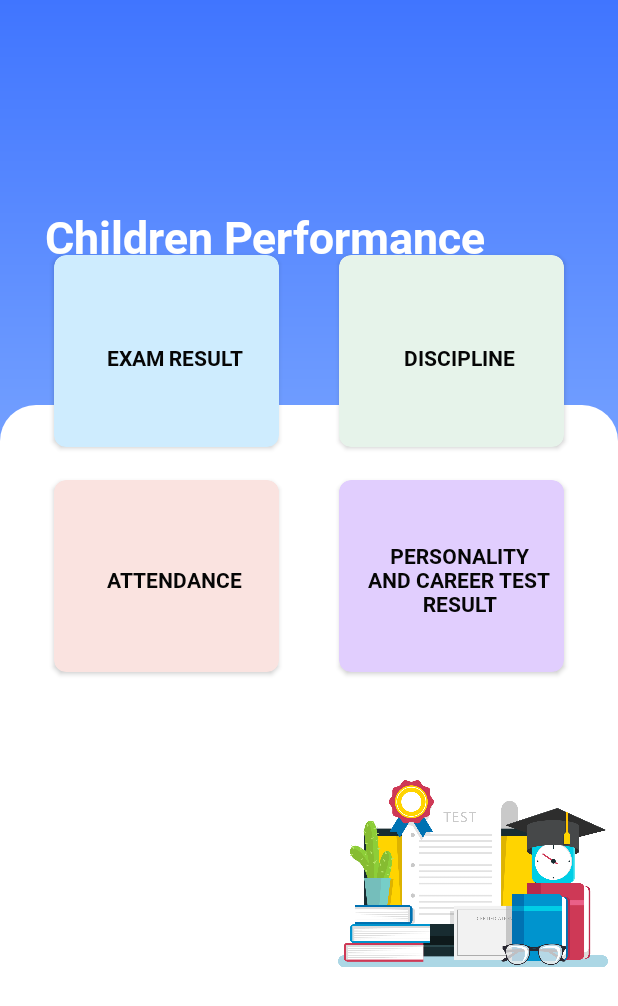
After one commit to infinitesekai/MySekolah, an Android app: the child_performance screen opened directly, with no data from a screen before it, on a phone screen of 412 x 824 dp. The commit adds this screen. Shown: the top 1006 px of the screen. Run offline under Robolectric (Android 15) with nearby library versions, the phone set to English and light mode, and no system bars.

Commit message:
add childeren performance page and enrollment page

```diff
--- a/MySekolah/app/src/main/AndroidManifest.xml
+++ b/MySekolah/app/src/main/AndroidManifest.xml
@@ -9,6 +9,8 @@
         android:roundIcon="@mipmap/ic_launcher_round"
         android:supportsRtl="true"
         android:theme="@style/Theme.MySekolah">
+        <activity android:name=".child_performance"></activity>
+        <activity android:name=".PreSchoolApp" />
         <activity android:name=".NotificationPage" />
         <activity android:name=".ProfilePage" />
         <activity android:name=".HomePage" />
--- /dev/null
+++ b/MySekolah/app/src/main/java/com/example/mysekolah/child_performance.java
@@ -0,0 +1,14 @@
+package com.example.mysekolah;
+
+import androidx.appcompat.app.AppCompatActivity;
+
+import android.os.Bundle;
+
+public class child_performance extends AppCompatActivity {
+
+    @Override
+    protected void onCreate(Bundle savedInstanceState) {
+        super.onCreate(savedInstanceState);
+        setContentView(R.layout.activity_child_performance);
+    }
+}
--- /dev/null
+++ b/MySekolah/app/src/main/res/layout/activity_child_performance.xml
@@ -0,0 +1,240 @@
+<?xml version="1.0" encoding="utf-8"?>
+<RelativeLayout xmlns:android="http://schemas.android.com/apk/res/android"
+    xmlns:app="http://schemas.android.com/apk/res-auto"
+    xmlns:tools="http://schemas.android.com/tools"
+    android:layout_width="match_parent"
+    android:layout_height="match_parent"
+    tools:context=".child_performance"
+    android:background="@drawable/bg_gradient">
+
+    <androidx.constraintlayout.widget.ConstraintLayout
+        android:layout_width="match_parent"
+        android:layout_height="match_parent"
+        android:layout_above="@+id/bg_round_rec">
+
+        <TextView
+            android:layout_width="wrap_content"
+            android:layout_height="wrap_content"
+            android:layout_marginStart="30dp"
+            android:layout_marginTop="40dp"
+            android:layout_marginEnd="266dp"
+            android:fontFamily="@font/robotobold"
+            android:text="Children Performance"
+            android:textColor="@color/white"
+            android:textSize="30dp"
+            app:layout_constraintBottom_toBottomOf="parent"
+            app:layout_constraintEnd_toEndOf="parent"
+            app:layout_constraintHorizontal_bias="0.0"
+            app:layout_constraintStart_toStartOf="parent"
+            app:layout_constraintTop_toTopOf="parent"
+            app:layout_constraintVertical_bias="0.515" />
+
+
+    </androidx.constraintlayout.widget.ConstraintLayout>
+
+    <View
+        android:id="@+id/bg_round_rec"
+        android:layout_width="match_parent"
+        android:layout_height="620dp"
+        android:layout_alignParentBottom="true"
+        android:layout_centerVertical="true"
+        android:layout_marginBottom="-66dp"
+        android:background="@drawable/bg_round_rec" />
+
+
+    <androidx.appcompat.widget.LinearLayoutCompat
+        android:layout_width="match_parent"
+        android:layout_height="wrap_content"
+        android:layout_marginTop="150dp"
+        android:gravity="center_horizontal"
+        android:orientation="horizontal"
+        android:weightSum="3"
+        app:layout_constraintEnd_toEndOf="parent"
+        app:layout_constraintStart_toStartOf="parent"
+        >
+
+        <androidx.cardview.widget.CardView
+            android:id="@+id/ExamResultCard"
+            android:layout_width="150dp"
+            android:layout_height="128dp"
+            android:layout_margin="20dp"
+            android:clickable="true"
+            android:elevation="12dp"
+            android:focusable="true"
+            android:foreground="?android:attr/selectableItemBackground"
+            app:cardCornerRadius="8dp"
+            app:cardBackgroundColor="@color/lightBlue"
+            >
+            <androidx.constraintlayout.widget.ConstraintLayout
+                android:layout_width="match_parent"
+                android:layout_height="match_parent">
+
+
+                <TextView
+                    android:id="@+id/examtext"
+                    android:layout_width="match_parent"
+                    android:layout_height="wrap_content"
+                    android:layout_marginStart="10dp"
+                    android:layout_marginBottom="50dp"
+                    android:fontFamily="@font/robotobold"
+                    android:gravity="center_horizontal"
+                    android:text="Exam Result"
+                    android:textAlignment="center"
+                    android:textAllCaps="true"
+                    android:textColor="@color/black"
+                    android:textSize="14sp"
+                    android:textStyle="bold"
+                    app:layout_constraintBottom_toBottomOf="parent"
+                    app:layout_constraintEnd_toEndOf="parent"
+                    app:layout_constraintStart_toStartOf="parent" />
+
+            </androidx.constraintlayout.widget.ConstraintLayout>
+        </androidx.cardview.widget.CardView>
+
+
+        <androidx.cardview.widget.CardView
+            android:id="@+id/DisciplineCard"
+            android:layout_width="150dp"
+            android:layout_height="128dp"
+            android:layout_margin="20dp"
+            android:clickable="true"
+            android:elevation="12dp"
+            android:focusable="true"
+            android:foreground="?android:attr/selectableItemBackground"
+            app:cardCornerRadius="8dp"
+            app:cardBackgroundColor="@color/lightGreen">
+            <androidx.constraintlayout.widget.ConstraintLayout
+                android:layout_width="match_parent"
+                android:layout_height="match_parent">
+
+                <TextView
+                    android:id="@+id/disciplinetext"
+                    android:layout_width="match_parent"
+                    android:layout_height="wrap_content"
+                    android:layout_marginStart="10dp"
+                    android:layout_marginBottom="50dp"
+                    android:fontFamily="@font/robotobold"
+                    android:gravity="center_horizontal"
+                    android:text="Discipline"
+                    android:textAlignment="center"
+                    android:textAllCaps="true"
+                    android:textColor="@color/black"
+                    android:textSize="14sp"
+                    android:textStyle="bold"
+                    app:layout_constraintBottom_toBottomOf="parent"
+                    app:layout_constraintEnd_toEndOf="parent"
+                    app:layout_constraintHorizontal_bias="1.0"
+                    app:layout_constraintStart_toStartOf="parent" />
+
+            </androidx.constraintlayout.widget.ConstraintLayout>
+        </androidx.cardview.widget.CardView>
+
+    </androidx.appcompat.widget.LinearLayoutCompat>
+
+    <androidx.appcompat.widget.LinearLayoutCompat
+        android:layout_width="match_parent"
+        android:layout_height="wrap_content"
+        android:layout_marginTop="300dp"
+        android:gravity="center_horizontal"
+        android:orientation="horizontal"
+        android:weightSum="3"
+        app:layout_constraintEnd_toEndOf="parent"
+        app:layout_constraintStart_toStartOf="parent"
+        >
+
+        <androidx.cardview.widget.CardView
+            android:id="@+id/AttendanceCard"
+            android:layout_width="150dp"
+            android:layout_height="128dp"
+            android:layout_margin="20dp"
+            android:clickable="true"
+            android:elevation="12dp"
+            android:focusable="true"
+            android:foreground="?android:attr/selectableItemBackground"
+            app:cardCornerRadius="8dp"
+            app:cardBackgroundColor="@color/lightPink"
+            >
+            <androidx.constraintlayout.widget.ConstraintLayout
+                android:layout_width="match_parent"
+                android:layout_height="match_parent">
+
+
+                <TextView
+                    android:id="@+id/attendancetext"
+                    android:layout_width="match_parent"
+                    android:layout_height="wrap_content"
+                    android:layout_marginStart="10dp"
+                    android:layout_marginBottom="52dp"
+                    android:fontFamily="@font/robotobold"
+                    android:gravity="center_horizontal"
+                    android:text="Attendance"
+                    android:textAlignment="center"
+                    android:textAllCaps="true"
+                    android:textColor="@color/black"
+                    android:textSize="14sp"
+                    android:textStyle="bold"
+                    app:layout_constraintBottom_toBottomOf="parent"
+                    app:layout_constraintEnd_toEndOf="parent"
+                    app:layout_constraintStart_toStartOf="parent" />
+
+            </androidx.constraintlayout.widget.ConstraintLayout>
+        </androidx.cardview.widget.CardView>
+
+
+        <androidx.cardview.widget.CardView
+            android:id="@+id/PersonalityCard"
+            android:layout_width="150dp"
+            android:layout_height="128dp"
+            android:layout_margin="20dp"
+            android:clickable="true"
+            android:elevation="12dp"
+            android:focusable="true"
+            android:foreground="?android:attr/selectableItemBackground"
+            app:cardCornerRadius="8dp"
+            app:cardBackgroundColor="@color/lightPurple">
+            <androidx.constraintlayout.widget.ConstraintLayout
+                android:layout_width="match_parent"
+                android:layout_height="match_parent">
+
+                <TextView
+                    android:id="@+id/personalitytext"
+                    android:layout_width="match_parent"
+                    android:layout_height="wrap_content"
+                    android:layout_marginStart="10dp"
+                    android:layout_marginBottom="36dp"
+                    android:fontFamily="@font/robotobold"
+                    android:gravity="center_horizontal"
+                    android:text="Personality and Career Test Result"
+                    android:textAlignment="center"
+                    android:textAllCaps="true"
+                    android:textColor="@color/black"
+                    android:textSize="14sp"
+                    android:textStyle="bold"
+                    app:layout_constraintBottom_toBottomOf="parent"
+                    app:layout_constraintEnd_toEndOf="parent"
+                    app:layout_constraintHorizontal_bias="0.0"
+                    app:layout_constraintStart_toStartOf="parent" />
+
+            </androidx.constraintlayout.widget.ConstraintLayout>
+        </androidx.cardview.widget.CardView>
+
+    </androidx.appcompat.widget.LinearLayoutCompat>
+
+    <androidx.appcompat.widget.LinearLayoutCompat
+        android:layout_width="wrap_content"
+        android:layout_height="wrap_content"
+        android:layout_marginTop="480dp"
+        android:layout_marginLeft="225dp"
+        android:gravity="center_horizontal"
+        android:orientation="horizontal"
+        app:layout_constraintEnd_toEndOf="parent"
+        app:layout_constraintStart_toStartOf="parent">
+
+        <ImageView
+            android:id="@+id/news"
+            android:layout_width="180dp"
+            android:layout_height="180dp"
+            android:src="@drawable/status" />
+    </androidx.appcompat.widget.LinearLayoutCompat>
+
+</RelativeLayout>
--- a/MySekolah/app/src/main/res/layout/activity_main.xml
+++ b/MySekolah/app/src/main/res/layout/activity_main.xml
@@ -6,6 +6,8 @@
     android:layout_height="match_parent"
     tools:context=".MainActivity"
     android:background="@drawable/bg_gradient">
+
+
 
     <FrameLayout
         android:id="@+id/fragment_container"
--- a/MySekolah/app/src/main/res/layout/fragment_home.xml
+++ b/MySekolah/app/src/main/res/layout/fragment_home.xml
@@ -84,6 +84,7 @@
             android:foreground="?android:attr/selectableItemBackground"
             app:cardCornerRadius="8dp"
             app:cardBackgroundColor="@color/lightBlue"
+            android:onClick="methodtoexecute"
             >
             <androidx.constraintlayout.widget.ConstraintLayout
                 android:layout_width="match_parent"
@@ -133,7 +134,8 @@
             android:focusable="true"
             android:foreground="?android:attr/selectableItemBackground"
             app:cardCornerRadius="8dp"
-            app:cardBackgroundColor="@color/lightPink">
+            app:cardBackgroundColor="@color/lightPink"
+            android:onClick="methodtoexecute">
             <androidx.constraintlayout.widget.ConstraintLayout
                 android:layout_width="match_parent"
                 android:layout_height="match_parent">
```
Also changed, not shown: MySekolah/app/src/main/java/com/example/mysekolah/HomePage.java (+34 -2 lines), MySekolah/app/src/main/java/com/example/mysekolah/PreSchoolApp.java (added, +45 -0 lines), MySekolah/app/src/main/res/layout/activity_pre_school_app.xml (added, +241 -0 lines), MySekolah/app/src/main/res/drawable/highschool.png (added), MySekolah/app/src/main/res/drawable/kindergarden.png (added), MySekolah/app/src/main/res/drawable/primary.png (added), MySekolah/app/src/main/res/drawable/status.png (added).
